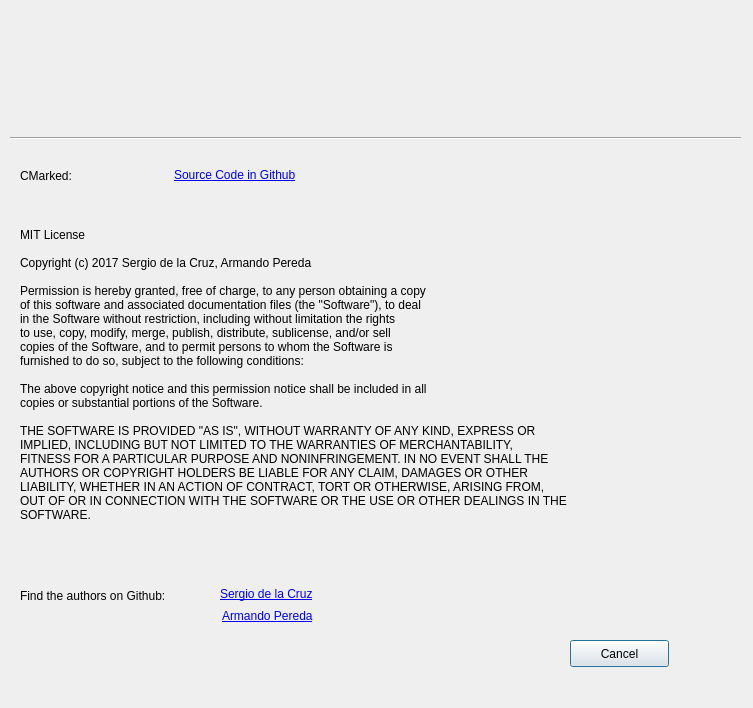
Above: src/ui/about_cmarked.ui from sergiodlc/cmarked before the change. Below: the same form after it.
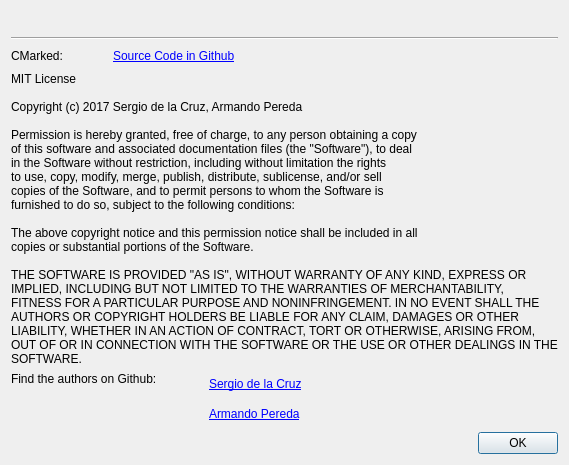
That is the form after the change. Icons and pictures are not drawn.

Commit message: Fixed layout of the About dialog and made it non resizeable

Diff of the .ui file:
```diff
--- a/src/ui/about_cmarked.ui
+++ b/src/ui/about_cmarked.ui
@@ -9,43 +9,145 @@
    <rect>
     <x>0</x>
     <y>0</y>
-    <width>753</width>
-    <height>708</height>
+    <width>643</width>
+    <height>663</height>
    </rect>
   </property>
+  <property name="sizePolicy">
+   <sizepolicy hsizetype="Fixed" vsizetype="Fixed">
+    <horstretch>0</horstretch>
+    <verstretch>0</verstretch>
+   </sizepolicy>
+  </property>
   <property name="windowTitle">
    <string>About CMarked</string>
   </property>
   <property name="modal">
    <bool>true</bool>
   </property>
-  <widget class="QLabel" name="label_version">
-   <property name="geometry">
-    <rect>
-     <x>20</x>
-     <y>160</y>
-     <width>151</width>
-     <height>31</height>
-    </rect>
+  <layout class="QVBoxLayout" name="verticalLayout_2">
+   <property name="sizeConstraint">
+    <enum>QLayout::SetFixedSize</enum>
    </property>
-   <property name="text">
-    <string>CMarked: </string>
-   </property>
-   <property name="openExternalLinks">
-    <bool>true</bool>
-   </property>
-  </widget>
-  <widget class="QLabel" name="label_2">
-   <property name="geometry">
-    <rect>
-     <x>20</x>
-     <y>190</y>
-     <width>711</width>
-     <height>370</height>
-    </rect>
-   </property>
-   <property name="text">
-    <string>MIT License
+   <item>
+    <layout class="QHBoxLayout" name="horizontalLayout">
+     <item>
+      <spacer name="horizontalSpacer">
+       <property name="orientation">
+        <enum>Qt::Horizontal</enum>
+       </property>
+       <property name="sizeHint" stdset="0">
+        <size>
+         <width>40</width>
+         <height>20</height>
+        </size>
+       </property>
+      </spacer>
+     </item>
+     <item>
+      <widget class="QLabel" name="label">
+       <property name="text">
+        <string/>
+       </property>
+       <property name="pixmap">
+        <pixmap resource="resources.qrc">:/img/img/markdown-208x128-solid.png</pixmap>
+       </property>
+       <property name="scaledContents">
+        <bool>true</bool>
+       </property>
+      </widget>
+     </item>
+     <item>
+      <spacer name="horizontalSpacer_2">
+       <property name="orientation">
+        <enum>Qt::Horizontal</enum>
+       </property>
+       <property name="sizeHint" stdset="0">
+        <size>
+         <width>40</width>
+         <height>20</height>
+        </size>
+       </property>
+      </spacer>
+     </item>
+    </layout>
+   </item>
+   <item>
+    <widget class="Line" name="line">
+     <property name="orientation">
+      <enum>Qt::Horizontal</enum>
+     </property>
+    </widget>
+   </item>
+   <item>
+    <layout class="QHBoxLayout" name="horizontalLayout_2">
+     <item>
+      <widget class="QLabel" name="label_version">
+       <property name="text">
+        <string>CMarked: </string>
+       </property>
+       <property name="openExternalLinks">
+        <bool>true</bool>
+       </property>
+      </widget>
+     </item>
+     <item>
+      <spacer name="horizontalSpacer_4">
+       <property name="orientation">
+        <enum>Qt::Horizontal</enum>
+       </property>
+       <property name="sizeType">
+        <enum>QSizePolicy::Fixed</enum>
+       </property>
+       <property name="sizeHint" stdset="0">
+        <size>
+         <width>40</width>
+         <height>20</height>
+        </size>
+       </property>
+      </spacer>
+     </item>
+     <item>
+      <widget class="QLabel" name="label_4">
+       <property name="text">
+        <string>&lt;a href=&quot;https://github.com/sergiodlc/cmarked&quot;&gt;Source Code in Github&lt;/a&gt;
+</string>
+       </property>
+       <property name="textFormat">
+        <enum>Qt::RichText</enum>
+       </property>
+       <property name="openExternalLinks">
+        <bool>true</bool>
+       </property>
+      </widget>
+     </item>
+     <item>
+      <spacer name="horizontalSpacer_3">
+       <property name="orientation">
+        <enum>Qt::Horizontal</enum>
+       </property>
+       <property name="sizeHint" stdset="0">
+        <size>
+         <width>40</width>
+         <height>20</height>
+        </size>
+       </property>
+      </spacer>
+     </item>
+    </layout>
+   </item>
+   <item>
+    <layout class="QGridLayout" name="gridLayout">
+     <item row="0" column="0" colspan="4">
+      <widget class="QLabel" name="label_2">
+       <property name="sizePolicy">
+        <sizepolicy hsizetype="Expanding" vsizetype="Expanding">
+         <horstretch>0</horstretch>
+         <verstretch>0</verstretch>
+        </sizepolicy>
+       </property>
+       <property name="text">
+        <string>MIT License
 
 Copyright (c) 2017 Sergio de la Cruz, Armando Pereda
 
@@ -66,118 +168,92 @@
 LIABILITY, WHETHER IN AN ACTION OF CONTRACT, TORT OR OTHERWISE, ARISING FROM,
 OUT OF OR IN CONNECTION WITH THE SOFTWARE OR THE USE OR OTHER DEALINGS IN THE
 SOFTWARE.</string>
-   </property>
-  </widget>
-  <widget class="Line" name="line">
-   <property name="geometry">
-    <rect>
-     <x>10</x>
-     <y>130</y>
-     <width>731</width>
-     <height>16</height>
-    </rect>
-   </property>
-   <property name="orientation">
-    <enum>Qt::Horizontal</enum>
-   </property>
-  </widget>
-  <widget class="QLabel" name="label">
-   <property name="geometry">
-    <rect>
-     <x>250</x>
-     <y>10</y>
-     <width>201</width>
-     <height>111</height>
-    </rect>
-   </property>
-   <property name="text">
-    <string/>
-   </property>
-   <property name="pixmap">
-    <pixmap resource="resources.qrc">:/img/img/markdown-208x128-solid.png</pixmap>
-   </property>
-   <property name="scaledContents">
-    <bool>true</bool>
-   </property>
-  </widget>
-  <widget class="QLabel" name="label_4">
-   <property name="geometry">
-    <rect>
-     <x>174</x>
-     <y>165</y>
-     <width>161</width>
-     <height>20</height>
-    </rect>
-   </property>
-   <property name="text">
-    <string>&lt;a href=&quot;https://github.com/sergiodlc/cmarked&quot;&gt;Source Code in Github&lt;/a&gt;
-</string>
-   </property>
-   <property name="textFormat">
-    <enum>Qt::RichText</enum>
-   </property>
-   <property name="openExternalLinks">
-    <bool>true</bool>
-   </property>
-  </widget>
-  <widget class="QLabel" name="label_5">
-   <property name="geometry">
-    <rect>
-     <x>20</x>
-     <y>580</y>
-     <width>201</width>
-     <height>31</height>
-    </rect>
-   </property>
-   <property name="text">
-    <string>Find the authors on Github:</string>
-   </property>
-  </widget>
-  <widget class="QLabel" name="label_6">
-   <property name="geometry">
-    <rect>
-     <x>220</x>
-     <y>584</y>
-     <width>121</width>
-     <height>21</height>
-    </rect>
-   </property>
-   <property name="text">
-    <string>&lt;a href=&quot;https://github.com/sergiodlc&quot;&gt;Sergio de la Cruz&lt;/a&gt;</string>
-   </property>
-   <property name="openExternalLinks">
-    <bool>true</bool>
-   </property>
-  </widget>
-  <widget class="QLabel" name="label_7">
-   <property name="geometry">
-    <rect>
-     <x>222</x>
-     <y>606</y>
-     <width>121</width>
-     <height>21</height>
-    </rect>
-   </property>
-   <property name="text">
-    <string>&lt;a href=&quot;https://github.com/aplghl&quot;&gt;Armando Pereda&lt;/a&gt;</string>
-   </property>
-   <property name="openExternalLinks">
-    <bool>true</bool>
-   </property>
-  </widget>
-  <widget class="QPushButton" name="cancel_Button">
-   <property name="geometry">
-    <rect>
-     <x>570</x>
-     <y>640</y>
-     <width>99</width>
-     <height>27</height>
-    </rect>
-   </property>
-   <property name="text">
-    <string>Cancel</string>
-   </property>
-  </widget>
+       </property>
+      </widget>
+     </item>
+     <item row="1" column="0" rowspan="2">
+      <layout class="QVBoxLayout" name="verticalLayout">
+       <item>
+        <widget class="QLabel" name="label_5">
+         <property name="text">
+          <string>Find the authors on Github:</string>
+         </property>
+        </widget>
+       </item>
+       <item>
+        <spacer name="verticalSpacer">
+         <property name="orientation">
+          <enum>Qt::Vertical</enum>
+         </property>
+         <property name="sizeHint" stdset="0">
+          <size>
+           <width>20</width>
+           <height>40</height>
+          </size>
+         </property>
+        </spacer>
+       </item>
+      </layout>
+     </item>
+     <item row="1" column="2">
+      <widget class="QLabel" name="label_6">
+       <property name="text">
+        <string>&lt;a href=&quot;https://github.com/sergiodlc&quot;&gt;Sergio de la Cruz&lt;/a&gt;</string>
+       </property>
+       <property name="openExternalLinks">
+        <bool>true</bool>
+       </property>
+      </widget>
+     </item>
+     <item row="1" column="3" rowspan="2">
+      <spacer name="horizontalSpacer_5">
+       <property name="orientation">
+        <enum>Qt::Horizontal</enum>
+       </property>
+       <property name="sizeHint" stdset="0">
+        <size>
+         <width>40</width>
+         <height>20</height>
+        </size>
+       </property>
+      </spacer>
+     </item>
+     <item row="2" column="1">
+      <spacer name="horizontalSpacer_6">
+       <property name="orientation">
+        <enum>Qt::Horizontal</enum>
+       </property>
+       <property name="sizeType">
+        <enum>QSizePolicy::Fixed</enum>
+       </property>
+       <property name="sizeHint" stdset="0">
+        <size>
+         <width>40</width>
+         <height>20</height>
+        </size>
+       </property>
+      </spacer>
+     </item>
+     <item row="2" column="2">
+      <widget class="QLabel" name="label_7">
+       <property name="text">
+        <string>&lt;a href=&quot;https://github.com/aplghl&quot;&gt;Armando Pereda&lt;/a&gt;</string>
+       </property>
+       <property name="openExternalLinks">
+        <bool>true</bool>
+       </property>
+      </widget>
+     </item>
+    </layout>
+   </item>
+   <item>
+    <widget class="QDialogButtonBox" name="buttonBox">
+     <property name="standardButtons">
+      <set>QDialogButtonBox::Ok</set>
+     </property>
+    </widget>
+   </item>
+  </layout>
  </widget>
  <resources>
   <include location="resources.qrc"/>
```
Left out of the diff: 14 changed lines with no effect on the pictures. The commit also changes 1 other file.
